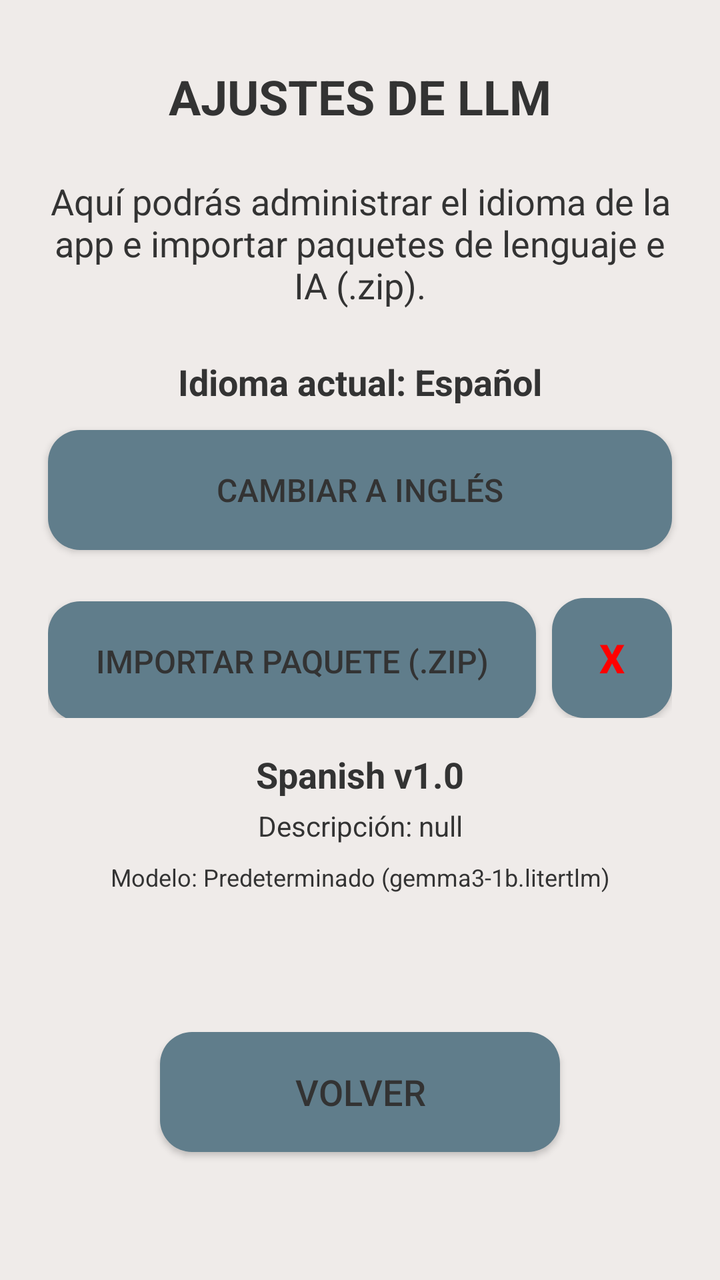
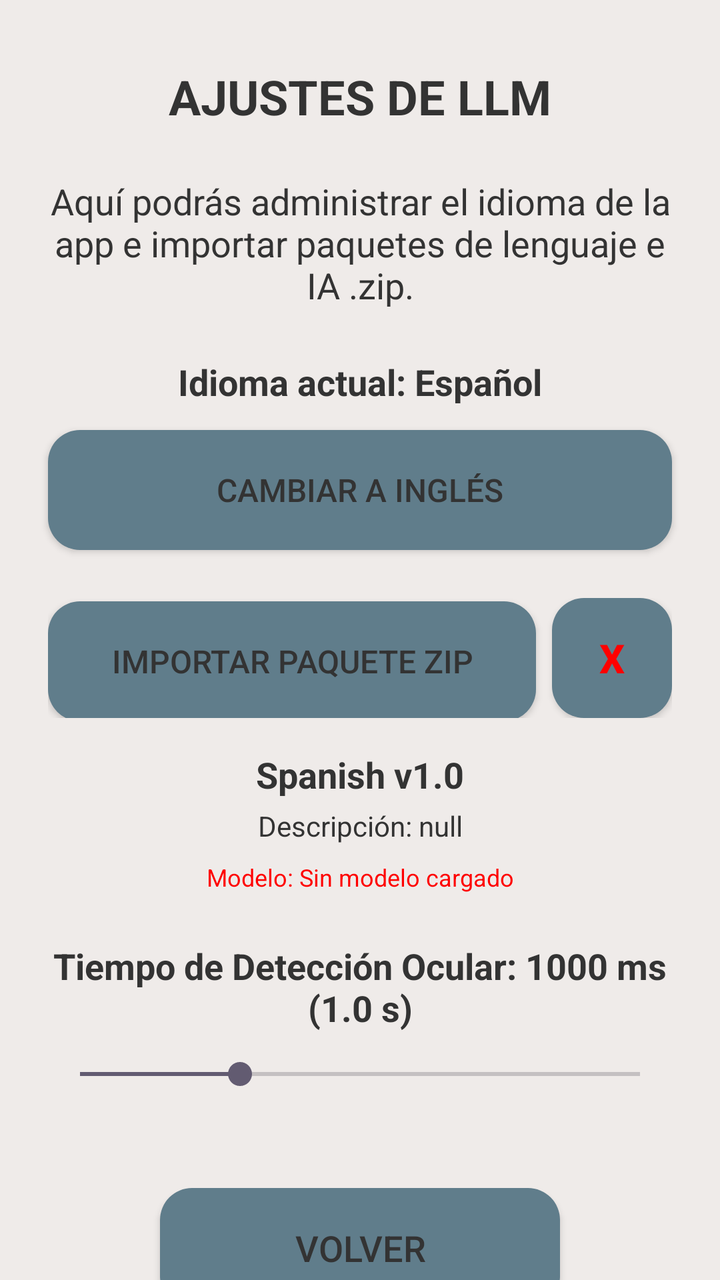

Screens rendered from an Android XML layout before and after an edit, with the pre-edit source and the edit as a unified diff.
<!-- AndroidManifest.xml: application theme Theme.Lets -->
<!-- res/layout/settings_menu.xml -->
<?xml version="1.0" encoding="utf-8"?>
<androidx.core.widget.NestedScrollView xmlns:android="http://schemas.android.com/apk/res/android"
    xmlns:app="http://schemas.android.com/apk/res-auto"
    xmlns:tools="http://schemas.android.com/tools"
    android:layout_width="match_parent"
    android:layout_height="match_parent"
    android:background="@color/main_background"
    android:clickable="true"
    android:focusable="true"
    android:fillViewport="true">

    <androidx.constraintlayout.widget.ConstraintLayout
        android:layout_width="match_parent"
        android:layout_height="wrap_content"
        android:paddingBottom="32dp">

        <TextView
            android:id="@+id/settings_title"
            android:layout_width="wrap_content"
            android:layout_height="wrap_content"
            android:layout_marginTop="32dp"
            android:text="AJUSTES DE LLM"
            android:textColor="@color/dark_gray"
            android:textSize="24sp"
            android:textStyle="bold"
            app:layout_constraintEnd_toEndOf="parent"
            app:layout_constraintStart_toStartOf="parent"
            app:layout_constraintTop_toTopOf="parent" />

        <TextView
            android:id="@+id/settings_content"
            android:layout_width="0dp"
            android:layout_height="wrap_content"
            android:layout_margin="24dp"
            android:gravity="center"
            android:text="Aquí podrás administrar el idioma de la app e importar paquetes de lenguaje e IA (.zip)."
            android:textColor="@color/dark_gray"
            android:textSize="18sp"
            app:layout_constraintEnd_toEndOf="parent"
            app:layout_constraintStart_toStartOf="parent"
            app:layout_constraintTop_toBottomOf="@id/settings_title" />

        <TextView
            android:id="@+id/tv_language_title"
            android:layout_width="0dp"
            android:layout_height="wrap_content"
            android:layout_marginStart="24dp"
            android:layout_marginTop="24dp"
            android:layout_marginEnd="24dp"
            android:gravity="center"
            android:text="Idioma actual: Español"
            android:textColor="@color/dark_gray"
            android:textSize="18sp"
            android:textStyle="bold"
            app:layout_constraintEnd_toEndOf="parent"
            app:layout_constraintStart_toStartOf="parent"
            app:layout_constraintTop_toBottomOf="@id/settings_content" />

        <Button
            android:id="@+id/btn_change_language"
            android:layout_width="0dp"
            android:layout_height="60dp"
            android:layout_marginStart="24dp"
            android:layout_marginTop="12dp"
            android:layout_marginEnd="24dp"
            android:background="@drawable/panel_background"
            android:text="CAMBIAR A INGLÉS"
            android:textColor="@color/dark_gray"
            android:textSize="16sp"
            app:layout_constraintEnd_toEndOf="parent"
            app:layout_constraintStart_toStartOf="parent"
            app:layout_constraintTop_toBottomOf="@id/tv_language_title" />

        <LinearLayout
            android:id="@+id/llm_model_container"
            android:layout_width="0dp"
            android:layout_height="wrap_content"
            android:layout_marginStart="24dp"
            android:layout_marginTop="24dp"
            android:layout_marginEnd="24dp"
            android:orientation="horizontal"
            app:layout_constraintEnd_toEndOf="parent"
            app:layout_constraintStart_toStartOf="parent"
            app:layout_constraintTop_toBottomOf="@id/btn_change_language">

            <Button
                android:id="@+id/btn_import_model"
                android:layout_width="0dp"
                android:layout_height="60dp"
                android:layout_weight="1"
                android:background="@drawable/panel_background"
                android:text="IMPORTAR PAQUETE (.ZIP)"
                android:textColor="@color/dark_gray"
                android:textSize="16sp" />

            <Button
                android:id="@+id/btn_clear_model"
                android:layout_width="60dp"
                android:layout_height="60dp"
                android:layout_marginStart="8dp"
                android:background="@drawable/panel_background"
                android:text="X"
                android:textColor="@color/red"
                android:textSize="20sp"
                android:textStyle="bold" />
        </LinearLayout>

        <TextView
            android:id="@+id/tv_package_title"
            android:layout_width="0dp"
            android:layout_height="wrap_content"
            android:layout_marginStart="24dp"
            android:layout_marginTop="16dp"
            android:layout_marginEnd="24dp"
            android:gravity="center"
            android:text="Spanish v1.0"
            android:textColor="@color/dark_gray"
            android:textSize="18sp"
            android:textStyle="bold"
            app:layout_constraintEnd_toEndOf="parent"
            app:layout_constraintStart_toStartOf="parent"
            app:layout_constraintTop_toBottomOf="@id/llm_model_container" />

        <TextView
            android:id="@+id/tv_package_description"
            android:layout_width="0dp"
            android:layout_height="wrap_content"
            android:layout_marginStart="24dp"
            android:layout_marginTop="4dp"
            android:layout_marginEnd="24dp"
            android:gravity="center"
            android:text="Descripción: null"
            android:textColor="@color/dark_gray"
            android:textSize="14sp"
            app:layout_constraintEnd_toEndOf="parent"
            app:layout_constraintStart_toStartOf="parent"
            app:layout_constraintTop_toBottomOf="@id/tv_package_title" />

        <TextView
            android:id="@+id/tv_model_status"
            android:layout_width="0dp"
            android:layout_height="wrap_content"
            android:layout_marginStart="24dp"
            android:layout_marginTop="8dp"
            android:layout_marginEnd="24dp"
            android:gravity="center"
            android:text="Modelo: Predeterminado (gemma3-1b.litertlm)"
            android:textColor="@color/dark_gray"
            android:textSize="12sp"
            app:layout_constraintEnd_toEndOf="parent"
            app:layout_constraintStart_toStartOf="parent"
            app:layout_constraintTop_toBottomOf="@id/tv_package_description" />

        <Button
            android:id="@+id/btn_back_settings"
            android:layout_width="200dp"
            android:layout_height="60dp"
            android:layout_marginTop="48dp"
            android:layout_marginBottom="32dp"
            android:background="@drawable/panel_background"
            android:text="VOLVER"
            android:textColor="@color/dark_gray"
            android:textSize="18sp"
            app:layout_constraintBottom_toBottomOf="parent"
            app:layout_constraintEnd_toEndOf="parent"
            app:layout_constraintStart_toStartOf="parent"
            app:layout_constraintTop_toBottomOf="@id/tv_model_status"
            app:layout_constraintVertical_bias="1.0" />

    </androidx.constraintlayout.widget.ConstraintLayout>
</androidx.core.widget.NestedScrollView>
<!-- resources referenced by this layout -->
<resources>
  <color name="dark_gray">#333333</color>
  <color name="main_background">#EFEBE9</color>
  <color name="red">#FF0000</color>
  <!-- drawable panel_background (drawable) -->
  <?xml version="1.0" encoding="utf-8"?>
  <shape xmlns:android="http://schemas.android.com/apk/res/android">
      <solid android:color="@color/panel_background" />
      <corners android:radius="16dp" />
  </shape>
  <style name="Theme.Lets" parent="Theme.Material3.DayNight.NoActionBar">
          
          <item name="colorPrimary">@color/md_theme_primary</item>
          <item name="colorOnPrimary">@color/md_theme_onPrimary</item>
          <item name="colorPrimaryContainer">@color/md_theme_primaryContainer</item>
          <item name="colorOnPrimaryContainer">@color/md_theme_onPrimaryContainer</item>
  
          
          <item name="colorSurface">@color/md_theme_surface</item>
          <item name="colorOnSurface">@color/md_theme_onSurface</item>
          <item name="colorSurfaceVariant">@color/md_theme_surfaceVariant</item>
          <item name="colorOnSurfaceVariant">@color/md_theme_onSurfaceVariant</item>
  
          
          <item name="android:statusBarColor">@android:color/transparent</item>
      </style>
  <color name="panel_background">#607D8B</color>
  <color name="md_theme_primary">#D0BCFF</color>
  <color name="md_theme_onPrimary">#381E72</color>
  <color name="md_theme_primaryContainer">#4F378B</color>
  <color name="md_theme_onPrimaryContainer">#EADDFF</color>
  <color name="md_theme_surface">#141218</color>
  <color name="md_theme_onSurface">#E6E0E9</color>
  <color name="md_theme_surfaceVariant">#49454F</color>
  <color name="md_theme_onSurfaceVariant">#CAC4D0</color>
</resources>

<!-- the commit's change to res/layout/settings_menu.xml (unified diff, before → after) -->
@@ -33,7 +33,7 @@
             android:layout_height="wrap_content"
             android:layout_margin="24dp"
             android:gravity="center"
-            android:text="Aquí podrás administrar el idioma de la app e importar paquetes de lenguaje e IA (.zip)."
+            android:text="Aquí podrás administrar el idioma de la app e importar paquetes de lenguaje e IA .zip."
             android:textColor="@color/dark_gray"
             android:textSize="18sp"
             app:layout_constraintEnd_toEndOf="parent"
@@ -89,7 +89,7 @@
                 android:layout_height="60dp"
                 android:layout_weight="1"
                 android:background="@drawable/panel_background"
-                android:text="IMPORTAR PAQUETE (.ZIP)"
+                android:text="IMPORTAR PAQUETE ZIP"
                 android:textColor="@color/dark_gray"
                 android:textSize="16sp" />
 
@@ -144,12 +144,42 @@
             android:layout_marginTop="8dp"
             android:layout_marginEnd="24dp"
             android:gravity="center"
-            android:text="Modelo: Predeterminado (gemma3-1b.litertlm)"
-            android:textColor="@color/dark_gray"
+            android:text="Modelo: Sin modelo cargado"
+            android:textColor="@color/red"
             android:textSize="12sp"
             app:layout_constraintEnd_toEndOf="parent"
             app:layout_constraintStart_toStartOf="parent"
             app:layout_constraintTop_toBottomOf="@id/tv_package_description" />
+
+        <TextView
+            android:id="@+id/tv_gaze_cooldown_title"
+            android:layout_width="0dp"
+            android:layout_height="wrap_content"
+            android:layout_marginStart="24dp"
+            android:layout_marginTop="24dp"
+            android:layout_marginEnd="24dp"
+            android:gravity="center"
+            android:text="Tiempo de Detección Ocular: 1000 ms (1.0 s)"
+            android:textColor="@color/dark_gray"
+            android:textSize="18sp"
+            android:textStyle="bold"
+            app:layout_constraintEnd_toEndOf="parent"
+            app:layout_constraintStart_toStartOf="parent"
+            app:layout_constraintTop_toBottomOf="@id/tv_model_status" />
+
+        <SeekBar
+            android:id="@+id/seekBar_gaze_cooldown"
+            android:layout_width="0dp"
+            android:layout_height="wrap_content"
+            android:layout_marginStart="24dp"
+            android:layout_marginTop="12dp"
+            android:layout_marginEnd="24dp"
+            android:max="3000"
+            android:min="200"
+            android:progress="1000"
+            app:layout_constraintEnd_toEndOf="parent"
+            app:layout_constraintStart_toStartOf="parent"
+            app:layout_constraintTop_toBottomOf="@id/tv_gaze_cooldown_title" />
 
         <Button
             android:id="@+id/btn_back_settings"
@@ -164,7 +194,7 @@
             app:layout_constraintBottom_toBottomOf="parent"
             app:layout_constraintEnd_toEndOf="parent"
             app:layout_constraintStart_toStartOf="parent"
-            app:layout_constraintTop_toBottomOf="@id/tv_model_status"
+            app:layout_constraintTop_toBottomOf="@id/seekBar_gaze_cooldown"
             app:layout_constraintVertical_bias="1.0" />
 
     </androidx.constraintlayout.widget.ConstraintLayout>
